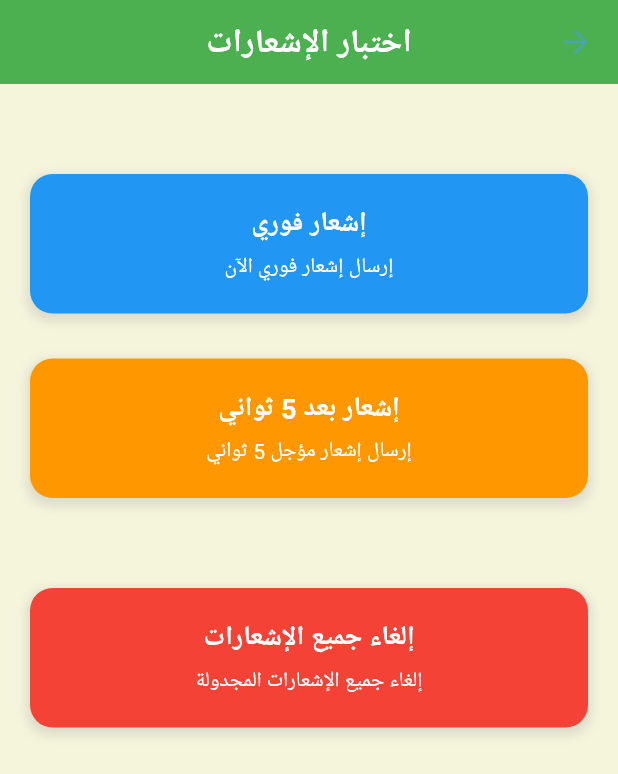
After one commit to BaselCS/salad_of_achievement, a Flutter app: the NotificationTestPage screen opened by its route, after a tap on "إشعار بعد 5 ثواني", on a phone screen of 412 x 824 dp. The commit adds this screen. Shown: the top 774 px of the screen. Run offline on Flutter 3.47's test engine with Material 3 defaults, Android fonts, the phone set to English and light mode, and no system bars; our stand-ins replace circular_countdown_timer, flutter_animation_progress_bar, flutter_local_notifications, flutter_timezone, hijri, objectbox and 1 more; generated files the repository leaves out were written again.

Commit message:
الإشعارات تعمل كنسخة اختبار

```diff
--- a/lib/Pages/main_page.dart
+++ b/lib/Pages/main_page.dart
@@ -1,3 +1,5 @@
+// ignore_for_file: use_build_context_synchronously
+
 import 'package:flutter/material.dart';
 import 'package:hijri/hijri_calendar.dart';
 import 'package:provider/provider.dart';
@@ -141,6 +143,13 @@ class MyDrawer extends StatelessWidget {
             leading: const MyIcon(Icons.insert_chart),
             onTap: () {
               Navigator.pushNamed(context, '/statistics');
+            },
+          ),
+          ListTile(
+            title: const Text('اختبار الإشعارات'),
+            leading: const MyIcon(Icons.notifications_active),
+            onTap: () {
+              Navigator.pushNamed(context, '/notificationTest');
             },
           ),
           ListTile(
--- /dev/null
+++ b/lib/Pages/notification_test.dart
@@ -0,0 +1,121 @@
+import 'package:flutter/material.dart';
+import '../logical/notification.dart';
+
+class NotificationTestPage extends StatefulWidget {
+  const NotificationTestPage({super.key});
+
+  @override
+  State<NotificationTestPage> createState() => _NotificationTestPageState();
+}
+
+class _NotificationTestPageState extends State<NotificationTestPage> {
+  bool _isInitialized = false;
+
+  @override
+  void initState() {
+    super.initState();
+    _initializeNotifications();
+  }
+
+  Future<void> _initializeNotifications() async {
+    await NotificationHelper.initializeNotifications();
+    setState(() {
+      _isInitialized = true;
+    });
+  }
+
+  @override
+  Widget build(BuildContext context) {
+    return Scaffold(
+      backgroundColor: const Color(0xFFF5F5DC), // Beige background
+      appBar: AppBar(
+        title: const Text(
+          'اختبار الإشعارات',
+          style: TextStyle(fontSize: 22, fontWeight: FontWeight.bold, color: Colors.white),
+        ),
+        backgroundColor: const Color(0xFF4CAF50),
+        centerTitle: true,
+      ),
+      body: _isInitialized
+          ? Padding(
+              padding: const EdgeInsets.all(20.0),
+              child: Column(
+                crossAxisAlignment: CrossAxisAlignment.stretch,
+                children: [
+                  const SizedBox(height: 40),
+
+                  // Immediate notification test
+                  _buildTestButton(title: 'إشعار فوري', subtitle: 'إرسال إشعار فوري الآن', color: Colors.blue, onPressed: _sendImmediateNotification),
+
+                  const SizedBox(height: 30),
+
+                  // 5 seconds delayed notification
+                  _buildTestButton(title: 'إشعار بعد 5 ثواني', subtitle: 'إرسال إشعار مؤجل 5 ثواني', color: Colors.orange, onPressed: _send5SecondNotification),
+
+                  const SizedBox(height: 60),
+
+                  // Cancel all notifications
+                  _buildTestButton(
+                    title: 'إلغاء جميع الإشعارات',
+                    subtitle: 'إلغاء جميع الإشعارات المجدولة',
+                    color: Colors.red,
+                    onPressed: _cancelAllNotifications,
+                  ),
+                ],
+              ),
+            )
+          : const Center(child: CircularProgressIndicator(color: Color(0xFF4CAF50))),
+    );
+  }
+
+  Widget _buildTestButton({required String title, required String subtitle, required Color color, required VoidCallback onPressed}) {
+    return Container(
+      decoration: BoxDecoration(
+        borderRadius: BorderRadius.circular(15),
+        boxShadow: [BoxShadow(color: Colors.grey.withValues(alpha: 0.3), spreadRadius: 2, blurRadius: 5, offset: const Offset(0, 3))],
+      ),
+      child: ElevatedButton(
+        onPressed: onPressed,
+        style: ElevatedButton.styleFrom(
+          backgroundColor: color,
+          foregroundColor: Colors.white,
+          padding: const EdgeInsets.all(20),
+          shape: RoundedRectangleBorder(borderRadius: BorderRadius.circular(15)),
+          elevation: 0,
+        ),
+        child: Column(
+          children: [
+            Text(
+              title,
+              style: const TextStyle(fontSize: 18, fontWeight: FontWeight.bold),
+              textAlign: TextAlign.center,
+            ),
+            const SizedBox(height: 5),
+            Text(
+              subtitle,
+              style: const TextStyle(fontSize: 14, fontWeight: FontWeight.normal),
+              textAlign: TextAlign.center,
+            ),
+          ],
+        ),
+      ),
+    );
+  }
+
+  Future<void> _sendImmediateNotification() async {
+    await NotificationHelper.sendImmediateNotification(
+      id: 1,
+      title: 'اختبار الإشعار الفوري',
+      message: 'هذا إشعار تجريبي فوري مع الصوت المخصص!',
+      imagePath: 'assets/icons/appIcon.png',
+    );
+  }
+
+  Future<void> _send5SecondNotification() async {
+    await NotificationHelper.sendScheduledNotification(id: 2, title: 'إشعار مؤجل', message: 'هذا إشعار مؤجل لمدة 5 ثواني!', imagePath: 'assets/icons/موز.png');
+  }
+
+  Future<void> _cancelAllNotifications() async {
+    await NotificationHelper.cancelAllNotifications();
+  }
+}
--- a/lib/logical/notification.dart
+++ b/lib/logical/notification.dart
@@ -1,102 +1,166 @@
-// //https://www.youtube.com/watch?v=_eEog7puQaw
+import 'dart:developer' show log;
+import 'dart:io';
+import 'dart:typed_data';
 
-// // ignore_for_file: depend_on_referenced_packages
+import 'package:flutter_local_notifications/flutter_local_notifications.dart';
+import 'package:flutter_timezone/flutter_timezone.dart';
+import 'package:timezone/timezone.dart' as tz;
+import 'package:timezone/data/latest.dart' as tz;
 
-// /*
-// 1- اضافة الاضافة في ال pubspec.yaml
-// flutter_timezone
-// flutter_local_notifications
-// 2- اضافة الصلاحيات في للأنظمة
-// android\app\src\main\AndroidManifest.xml
+/// Simple notification helper class for Salad of Achievement app
+///
+/// Features:
+/// - Send immediate notifications (فوري)
+/// - Send scheduled notifications after 5 seconds (بعد خمس ثواني)
+/// - Cancel all notifications
+/// - Custom sound support
+class NotificationHelper {
+  static final FlutterLocalNotificationsPlugin _notificationsPlugin = FlutterLocalNotificationsPlugin();
+  static bool _isInitialized = false;
 
-// <manifest xmlns:android="http://schemas.android.com/apk/res/android">
+  /// Initialize the notification system
+  static Future<void> initializeNotifications() async {
+    if (_isInitialized) return;
 
-//     <uses-permission android:name="android.permission.USE_EXACT_ALARM" />
-//     <uses-permission android:name="android.permission.SCHEDULE_EXACT_ALARM" android:maxSdkVersion="32" />
+    try {
+      if (Platform.isAndroid) {
+        final AndroidFlutterLocalNotificationsPlugin? androidImplementation = _notificationsPlugin
+            .resolvePlatformSpecificImplementation<AndroidFlutterLocalNotificationsPlugin>();
 
-//     <application.......
-//     .
-//     .
-//     .
-//     .
-//     .
-//       <receiver android:exported="false" android:name="com.dexterous.flutterlocalnotifications.ScheduledNotificationReceiver" />
-//       <receiver android:exported="false" android:name="com.dexterous.flutterlocalnotifications.ScheduledNotificationBootReceiver">
-//           <intent-filter>
-//               <action android:name="android.intent.action.BOOT_COMPLETED"/>
-//               <action android:name="android.intent.action.MY_PACKAGE_REPLACED"/>
-//               <action android:name="android.intent.action.QUICKBOOT_POWERON" />
-//               <action android:name="com.htc.intent.action.QUICKBOOT_POWERON"/>
-//           </intent-filter>
-//       </receiver>
+        await androidImplementation?.requestNotificationsPermission();
+        await androidImplementation?.requestExactAlarmsPermission();
+      }
 
-//     </application>
+      // Initialize notifications
+      const AndroidInitializationSettings initializationSettingsAndroid = AndroidInitializationSettings('@mipmap/launcher_icon');
 
+      const DarwinInitializationSettings initializationSettingsIOS = DarwinInitializationSettings(
+        requestAlertPermission: true,
+        requestBadgePermission: true,
+        requestSoundPermission: true,
+      );
 
-// 3- اضافة الاشعارات في ال main.dart
-// NotificationHelper().initializeNotifications();
-// 4- اضافة الاشعارات في الصفحة
-// NotificationHelper.textNotification("title", "body", {timeInSecond: 5});
+      const InitializationSettings initializationSettings = InitializationSettings(android: initializationSettingsAndroid, iOS: initializationSettingsIOS);
 
-// */
+      await _notificationsPlugin.initialize(initializationSettings, onDidReceiveNotificationResponse: _onNotificationTapped);
 
-// import 'dart:developer' show log;
+      // Initialize timezone data
+      tz.initializeTimeZones();
+      final String timeZoneName = await FlutterTimezone.getLocalTimezone();
+      tz.setLocalLocation(tz.getLocation(timeZoneName));
 
-// import 'package:flutter_local_notifications/flutter_local_notifications.dart';
-// import 'package:flutter_timezone/flutter_timezone.dart';
-// import 'package:timezone/timezone.dart' as tz; // مكتبات التوقيت
-// import 'package:timezone/data/latest.dart' as tz;
+      _isInitialized = true;
+      log('✅ Notification system initialized successfully');
+    } catch (e) {
+      log('❌ Failed to initialize notifications: $e');
+      rethrow;
+    }
+  }
 
-// import '../Pages/active_session.dart'; // مكتبات التوقيت
+  /// Handle notification tap
+  static void _onNotificationTapped(NotificationResponse notificationResponse) {
+    final String? payload = notificationResponse.payload;
+    log('🔔 Notification tapped with payload: $payload');
+  }
 
-// class NotificationHelper {
-//   static final FlutterLocalNotificationsPlugin _notificationsPlugin = FlutterLocalNotificationsPlugin();
+  /// Send an immediate notification (إشعار فوري)
+  static Future<void> sendImmediateNotification({required int id, required String title, required String message, String? imagePath, String? payload}) async {
+    if (!_isInitialized) {
+      await initializeNotifications();
+    }
 
-//   Future<void> initializeNotifications() async {
-//     // Request permissions for Android
-//     // await _notificationsPlugin.resolvePlatformSpecificImplementation<AndroidFlutterLocalNotificationsPlugin>()?.requestPermission();
+    try {
+      const AndroidNotificationDetails androidDetails = AndroidNotificationDetails(
+        'salad_achievement_immediate',
+        'Immediate Notifications',
+        channelDescription: 'Immediate notifications',
+        importance: Importance.high,
+        priority: Priority.high,
+        playSound: true,
+        sound: RawResourceAndroidNotificationSound('done_sound'),
+        enableVibration: true,
+        ticker: 'تنبيه فوري',
+      );
 
-//     await _notificationsPlugin.initialize(
-//       const InitializationSettings(
-//         // android\app\src\main\res\mipmap-mdpi\app_icon.png
-//         android: AndroidInitializationSettings('@mipmap/launcher_icon'),
-//         iOS: DarwinInitializationSettings(),
-//       ),
-//     );
-//     // نجهز التوقيت
-//     tz.initializeTimeZones();
-//     final String timeZoneName = await FlutterTimezone.getLocalTimezone();
-//     tz.setLocalLocation(tz.getLocation(timeZoneName));
-//   }
+      const DarwinNotificationDetails iOSDetails = DarwinNotificationDetails(
+        presentAlert: true,
+        presentBadge: true,
+        presentSound: true,
+        sound: 'done_sound.mp3',
+      );
 
-//   static void textNotification(String title, String body, {int timeInSecond = 1}) async {
-//     const AndroidNotificationDetails androidPlatformChannelSpecifics = AndroidNotificationDetails(
-//       'BaselChannelName',
-//       'channel_name',
-//       ticker: 'ticker',
-//       playSound: true,
-//       // android\app\src\main\res\raw\notification.mp3  بدون الامتداد و لازم raw
-//       sound: RawResourceAndroidNotificationSound('notification'),
-//       importance: Importance.max,
-//       priority: Priority.high,
-//     );
+      final NotificationDetails platformChannelSpecifics = NotificationDetails(android: androidDetails, iOS: iOSDetails);
 
-//     const NotificationDetails platformChannelSpecifics = NotificationDetails(android: androidPlatformChannelSpecifics, iOS: DarwinNotificationDetails());
-//     log("الأشعار سوف يظهر بعد ${(timeInSecond ~/ 60)} دقيقة و ${timeInSecond % 60} ثانية");
-//     inform += "${DateTime.now()} - الأشعار سوف يظهر بعد ${(timeInSecond ~/ 60)} دقيقة و ${timeInSecond % 60} ثانية\n";
-//     // await _notificationsPlugin.zonedSchedule(
-//     //   0,
-//     //   title,
-//     //   body,
-//     //   tz.TZDateTime.now(tz.local).add(Duration(minutes: (timeInSecond ~/ 60), seconds: timeInSecond % 60)),
-//     //   platformChannelSpecifics,
-//     //   androidScheduleMode: AndroidScheduleMode.exactAllowWhileIdle, // لو حطيتها بتظهر الاشعار بعد الوقت اللي حطيته بالثانية
-//     // );
-//   }
+      await _notificationsPlugin.show(id, title, message, platformChannelSpecifics, payload: payload);
 
-//   static void cancelNotification() async {
-//     log("تم الغاء الاشعارات");
-//     inform += "${DateTime.now()} - تم الغاء الاشعارات\n";
-//     await _notificationsPlugin.cancelAll();
-//   }
-// }
+      log('🔔 Immediate notification sent: $title');
+    } catch (e) {
+      log('❌ Failed to send immediate notification: $e');
+      rethrow;
+    }
+  }
+
+  /// Send a scheduled notification after 5 seconds (إشعار بعد خمس ثواني)
+  static Future<void> sendScheduledNotification({required int id, required String title, required String message, String? imagePath, String? payload}) async {
+    if (!_isInitialized) {
+      await initializeNotifications();
+    }
+
+    try {
+      final scheduledTime = DateTime.now().add(const Duration(seconds: 5 * 60));
+
+      // Create notification details
+      final AndroidNotificationDetails androidDetails = AndroidNotificationDetails(
+        'salad_achievement_scheduled',
+        'Scheduled Notifications',
+        channelDescription: 'Scheduled notifications after 5 seconds',
+        importance: Importance.high,
+        priority: Priority.high,
+        playSound: true,
+        sound: const RawResourceAndroidNotificationSound('done_sound'),
+        enableVibration: true,
+        vibrationPattern: Int64List.fromList([0, 500, 200, 500]),
+        ticker: 'تنبيه مؤجل',
+      );
+
+      const DarwinNotificationDetails iOSDetails = DarwinNotificationDetails(
+        presentAlert: true,
+        presentBadge: true,
+        presentSound: true,
+        sound: 'done_sound.mp3',
+      );
+
+      final NotificationDetails platformChannelSpecifics = NotificationDetails(android: androidDetails, iOS: iOSDetails);
+
+      // Convert DateTime to TZDateTime
+      final tz.TZDateTime scheduledTZTime = tz.TZDateTime.from(scheduledTime, tz.local);
+
+      // Schedule the notification
+      await _notificationsPlugin.zonedSchedule(
+        id,
+        title,
+        message,
+        scheduledTZTime,
+        platformChannelSpecifics,
+        androidScheduleMode: AndroidScheduleMode.exactAllowWhileIdle,
+        uiLocalNotificationDateInterpretation: UILocalNotificationDateInterpretation.absoluteTime,
+        payload: payload,
+      );
+
+      log('🔔 Notification scheduled for 5 seconds: $title');
+    } catch (e) {
+      log('❌ Failed to schedule notification: $e');
+      rethrow;
+    }
+  }
+
+  /// Cancel all notifications (إلغاء جميع الإشعارات)
+  static Future<void> cancelAllNotifications() async {
+    try {
+      await _notificationsPlugin.cancelAll();
+      log('🚫 All notifications cancelled');
+    } catch (e) {
+      log('❌ Failed to cancel notifications: $e');
+    }
+  }
+}
--- a/lib/main.dart
+++ b/lib/main.dart
@@ -11,6 +11,7 @@ import 'Pages/activity.dart';
 import 'Pages/history.dart';
 import 'Pages/main_page.dart';
 import 'Pages/new_session.dart';
+import 'Pages/notification_test.dart';
 import 'Pages/settings.dart';
 import 'Pages/statistics.dart';
 
@@ -58,6 +59,7 @@ class _MyAppState extends State<MyApp> {
         '/history': (_) => const AppHistoryPage(),
         '/activity': (_) => const AppActivityPage(),
         '/newSession': (_) => const AddNewSession(),
+        '/notificationTest': (_) => const NotificationTestPage(),
         '/settings': (_) => const AppSettingsPage(),
         '/activeSection': (_) => const ActiveSectionPage(),
       },
--- a/lib/utilities/fake_data_generator.dart
+++ b/lib/utilities/fake_data_generator.dart
@@ -1,3 +1,5 @@
+// ignore_for_file: avoid_print
+
 import 'dart:math';
 import 'package:hijri/hijri_calendar.dart';
 import '../DB/models/data_model.dart';
--- a/pubspec.yaml
+++ b/pubspec.yaml
@@ -23,6 +23,11 @@ dependencies:
 
   hijri: ^3.0.0
 
+  # Notifications
+  flutter_local_notifications: ^17.2.3
+  flutter_timezone: ^3.0.1
+  timezone: ^0.9.4
+
   circular_countdown_timer: ^0.2.4
 
   collection: ^1.18.0
@@ -45,6 +50,7 @@ flutter:
   uses-material-design: true
   assets:
     - assets/icons/
+    - assets/sound/
 
   fonts:
     - family: alfont
```
Also changed, not shown: pubspec.lock, 7 other files.
